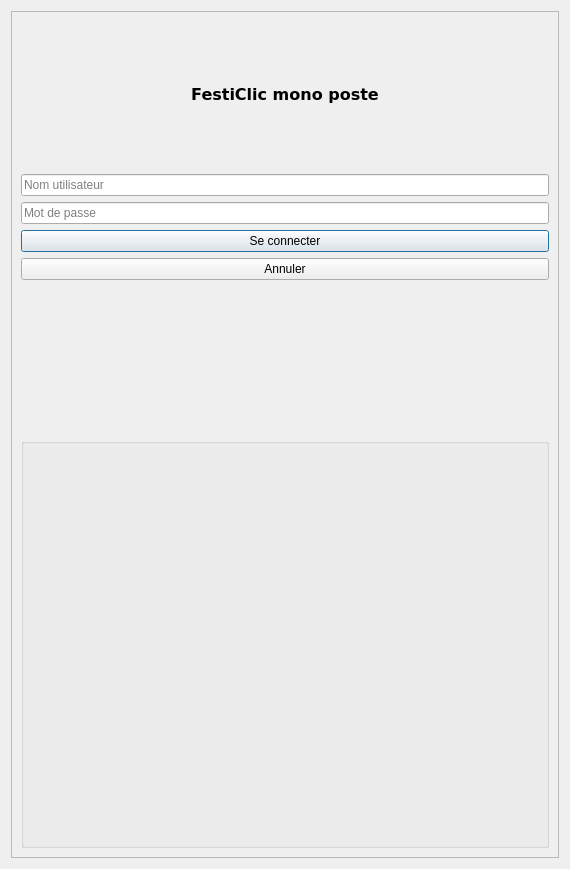
This is FestiClicC/login.ui in FestiClic/FestiClic3 as Qt 5 draws it before an edit. The edited form follows.
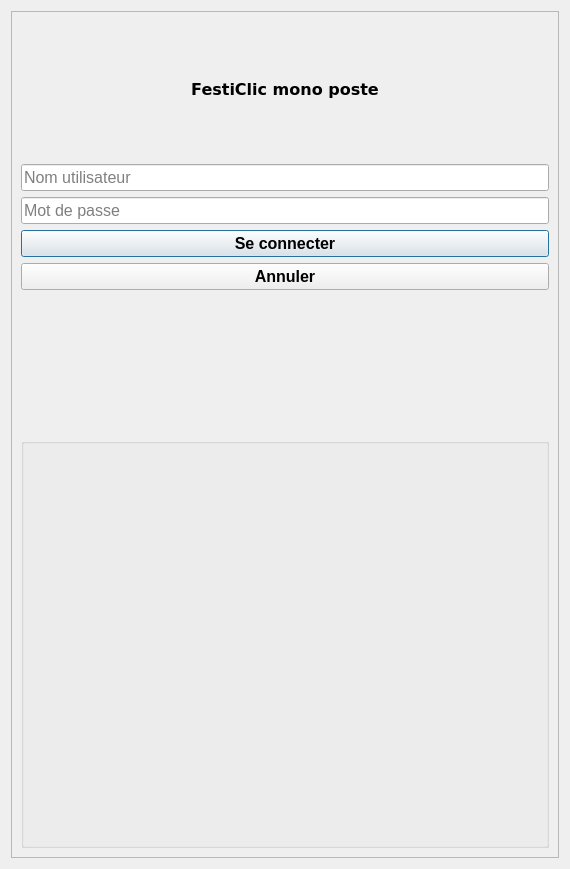
This is the edited form. Icons and pictures are not drawn.

Diff of the .ui file:
```diff
--- a/FestiClicC/login.ui
+++ b/FestiClicC/login.ui
@@ -56,6 +56,11 @@
            </item>
            <item>
             <widget class="QLineEdit" name="lTxtNomUtilisateur_2">
+             <property name="font">
+              <font>
+               <pointsize>12</pointsize>
+              </font>
+             </property>
              <property name="placeholderText">
               <string>Nom utilisateur</string>
              </property>
@@ -63,6 +68,11 @@
            </item>
            <item>
             <widget class="QLineEdit" name="lTxtMotDePasse_2">
+             <property name="font">
+              <font>
+               <pointsize>12</pointsize>
+              </font>
+             </property>
              <property name="echoMode">
               <enum>QLineEdit::Password</enum>
              </property>
@@ -73,6 +83,13 @@
            </item>
            <item>
             <widget class="QPushButton" name="lBtnSeConnecter_2">
+             <property name="font">
+              <font>
+               <pointsize>12</pointsize>
+               <weight>75</weight>
+               <bold>true</bold>
+              </font>
+             </property>
              <property name="text">
               <string>Se connecter</string>
              </property>
@@ -80,6 +97,13 @@
            </item>
            <item>
             <widget class="QPushButton" name="lBtnAnnuler_2">
+             <property name="font">
+              <font>
+               <pointsize>12</pointsize>
+               <weight>75</weight>
+               <bold>true</bold>
+              </font>
+             </property>
              <property name="text">
               <string>Annuler</string>
              </property>
@@ -90,7 +114,7 @@
              <property name="font">
               <font>
                <family>Verdana</family>
-               <pointsize>10</pointsize>
+               <pointsize>12</pointsize>
                <weight>75</weight>
                <bold>true</bold>
               </font>
```
